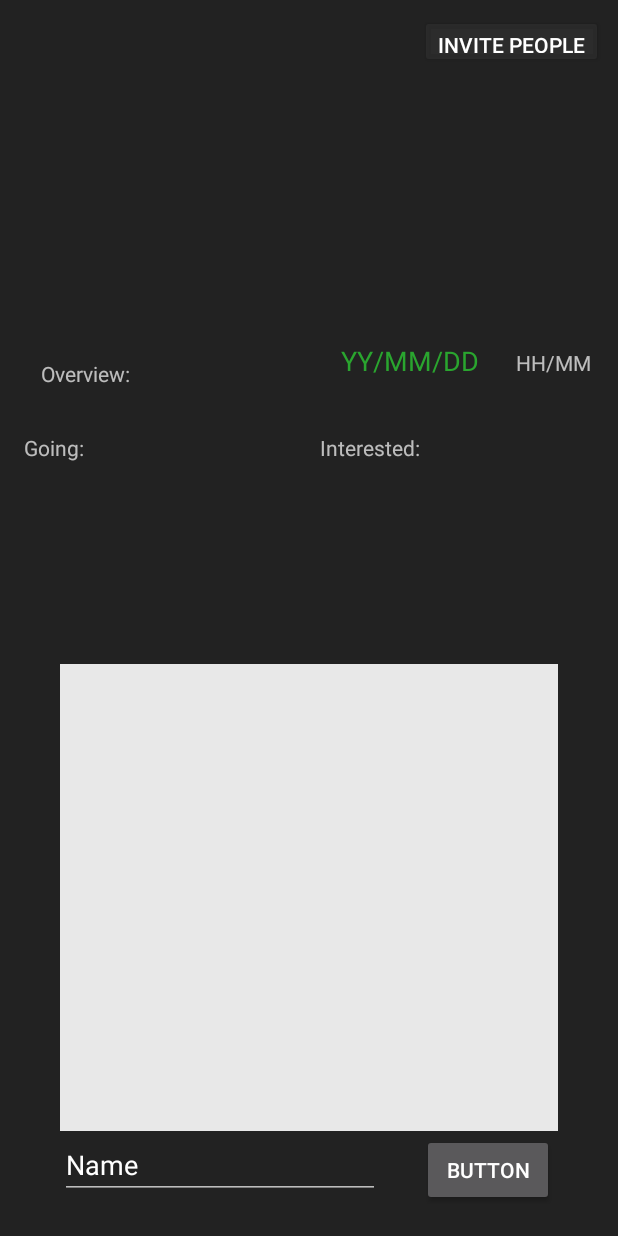
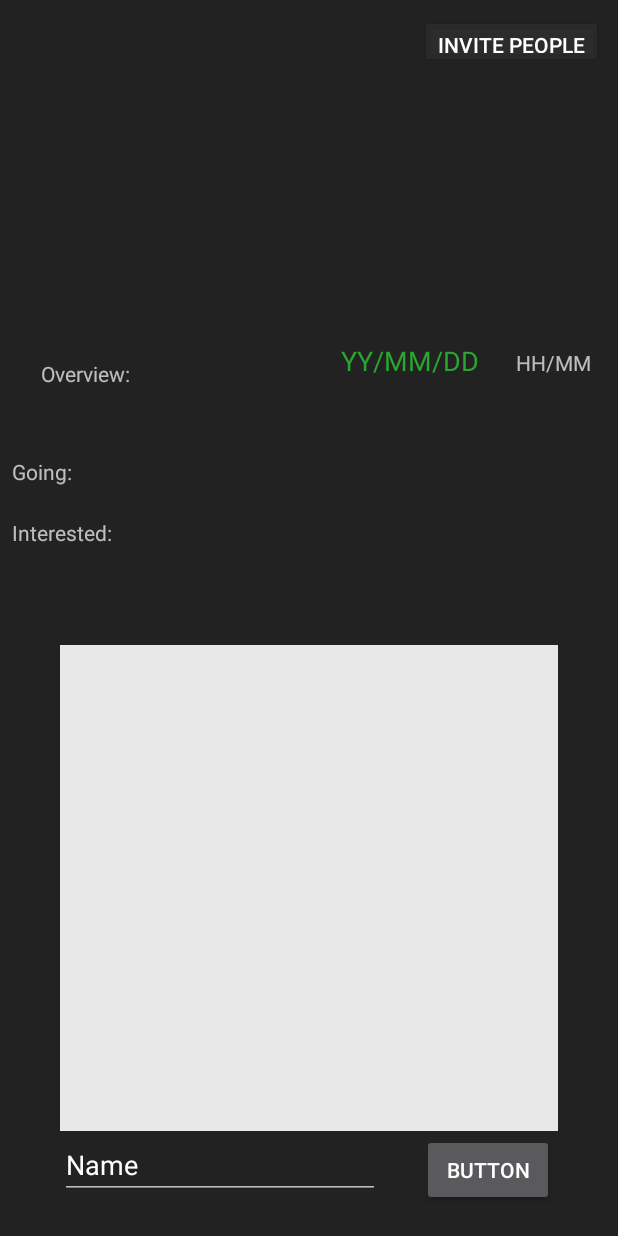
Before and after one commit to edinebunu/Node, an Android app: the EventPageActivity screen opened directly, with no data from a screen before it, on a phone screen of 412 x 824 dp. Run offline under Robolectric (Android 15) with nearby library versions, the phone set to English and light mode, and no system bars; our stand-ins replace CircleImageView, Firebase (no records; nobody signed in at launch, a user with empty details on screens opened directly).

Commit message:
Horizontal Going Interested lists

```diff
--- a/app/src/main/java/com/example/nodedpit/EventPageActivity.java
+++ b/app/src/main/java/com/example/nodedpit/EventPageActivity.java
@@ -160,28 +160,6 @@ public class EventPageActivity extends AppCompatActivity {
         chat.setLayoutManager(new LinearLayoutManager(this));
     }
 
-//    float x1,x2,y1,y2;
-//    public boolean onTouchEvent(MotionEvent touchEvent){
-//        switch(touchEvent.getAction()){
-//            case MotionEvent.ACTION_DOWN:
-//                x1 = touchEvent.getX();
-//                y1 = touchEvent.getY();
-//                break;
-//            case MotionEvent.ACTION_UP:
-//                x2 = touchEvent.getX();
-//                y2 = touchEvent.getY();
-//                if(x1 < x2){
-//                    Intent i = new Intent(EventPageActivity.this, MeetingsActivity.class);
-//                    startActivity(i);
-//                }else if(x1 > x2){
-//                    //other direction
-//                    Intent i = new Intent(EventPageActivity.this, MeetingsActivity.class);
-//                    startActivity(i);
-//                }
-//                break;
-//        }
-//        return false;
-//    }
 
     public void getUsers()
     {
@@ -226,7 +204,7 @@ public class EventPageActivity extends AppCompatActivity {
         RecyclerView recyclerView = findViewById(R.id.GoingUsers);
         EventGoingListAdapter adapter = new EventGoingListAdapter(mIds, this);
         recyclerView.setAdapter(adapter);
-        recyclerView.setLayoutManager(new LinearLayoutManager(this));
+        recyclerView.setLayoutManager(new LinearLayoutManager(this,LinearLayoutManager.HORIZONTAL,false));
     }
 
     private void initInterestedRecyclerView() {
@@ -234,7 +212,7 @@ public class EventPageActivity extends AppCompatActivity {
         RecyclerView recyclerView = findViewById(R.id.InterestedUsers);
         EventInterestedListAdapter adapter = new EventInterestedListAdapter(mIntIds, this);
         recyclerView.setAdapter(adapter);
-        recyclerView.setLayoutManager(new LinearLayoutManager(this));
+        recyclerView.setLayoutManager(new LinearLayoutManager(this,LinearLayoutManager.HORIZONTAL,false));
     }
 
     public void scrolToBot(ArrayList<String> smt)
--- a/app/src/main/res/layout/activity_event_page.xml
+++ b/app/src/main/res/layout/activity_event_page.xml
@@ -13,7 +13,7 @@
         android:layout_width="0dp"
         android:layout_height="0dp"
         android:layout_marginStart="40dp"
-        android:layout_marginTop="10dp"
+        android:layout_marginTop="60dp"
         android:layout_marginEnd="40dp"
         android:layout_marginBottom="70dp"
         android:background="#D1D1D1"
@@ -27,13 +27,15 @@
 
     <androidx.recyclerview.widget.RecyclerView
         android:id="@+id/InterestedUsers"
-        android:layout_width="180dp"
-        android:layout_height="120dp"
-        android:layout_marginTop="32dp"
+        android:layout_width="310dp"
+        android:layout_height="30dp"
+        android:layout_marginStart="40dp"
+        android:orientation="horizontal"
+        app:layout_constraintBottom_toBottomOf="@+id/textView12"
         app:layout_constraintEnd_toEndOf="parent"
         app:layout_constraintHorizontal_bias="0.896"
         app:layout_constraintStart_toStartOf="parent"
-        app:layout_constraintTop_toBottomOf="@+id/textView8" />
+        app:layout_constraintTop_toTopOf="@+id/textView12" />
 
     <ImageView
         android:id="@+id/imageView4"
@@ -103,20 +105,20 @@
 
     <androidx.recyclerview.widget.RecyclerView
         android:id="@+id/GoingUsers"
-        android:layout_width="180dp"
-        android:layout_height="120dp"
-        android:layout_marginTop="32dp"
+        android:layout_width="310dp"
+        android:layout_height="30dp"
+        android:orientation="horizontal"
+        app:layout_constraintBottom_toBottomOf="@+id/textView11"
         app:layout_constraintEnd_toEndOf="parent"
-        app:layout_constraintHorizontal_bias="0.103"
-        app:layout_constraintStart_toStartOf="parent"
-        app:layout_constraintTop_toBottomOf="@+id/textView8" />
+        app:layout_constraintStart_toStartOf="@+id/InterestedUsers"
+        app:layout_constraintTop_toTopOf="@+id/textView11" />
 
     <TextView
         android:id="@+id/textView11"
         android:layout_width="wrap_content"
         android:layout_height="wrap_content"
-        android:layout_marginStart="16dp"
-        android:layout_marginTop="8dp"
+        android:layout_marginStart="8dp"
+        android:layout_marginTop="24dp"
         android:text="Going:"
         app:layout_constraintStart_toStartOf="parent"
         app:layout_constraintTop_toBottomOf="@+id/textView8" />
@@ -125,11 +127,10 @@
         android:id="@+id/textView12"
         android:layout_width="wrap_content"
         android:layout_height="wrap_content"
-        android:layout_marginTop="8dp"
-        android:layout_marginEnd="132dp"
+        android:layout_marginTop="16dp"
         android:text="Interested:"
-        app:layout_constraintEnd_toEndOf="parent"
-        app:layout_constraintTop_toBottomOf="@+id/textView8" />
+        app:layout_constraintStart_toStartOf="@+id/textView11"
+        app:layout_constraintTop_toBottomOf="@+id/GoingUsers" />
 
     <Button
         android:id="@+id/button5"
```
Also changed, not shown: app/src/main/java/com/example/nodedpit/EventGoingListAdapter.java (+0 -19 lines), app/src/main/java/com/example/nodedpit/EventInterestedListAdapter.java (+1 -19 lines), app/src/main/res/layout/interest_list_item.xml (+5 -16 lines).
